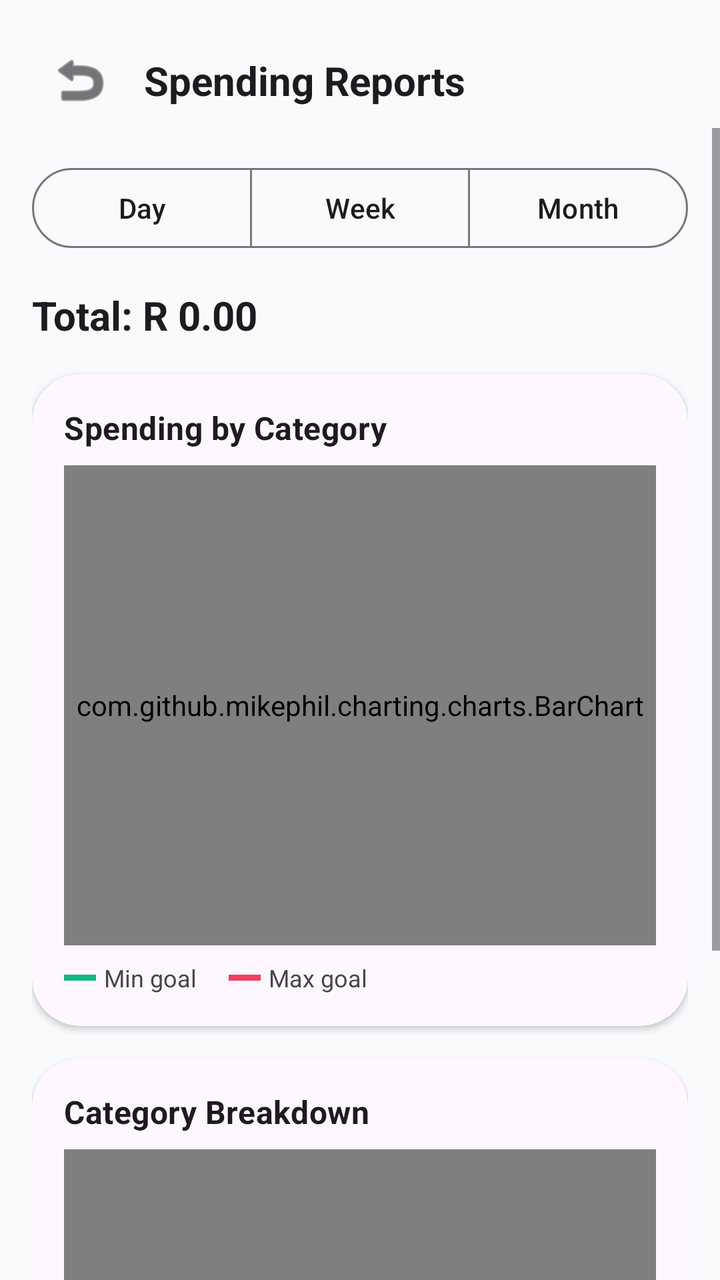
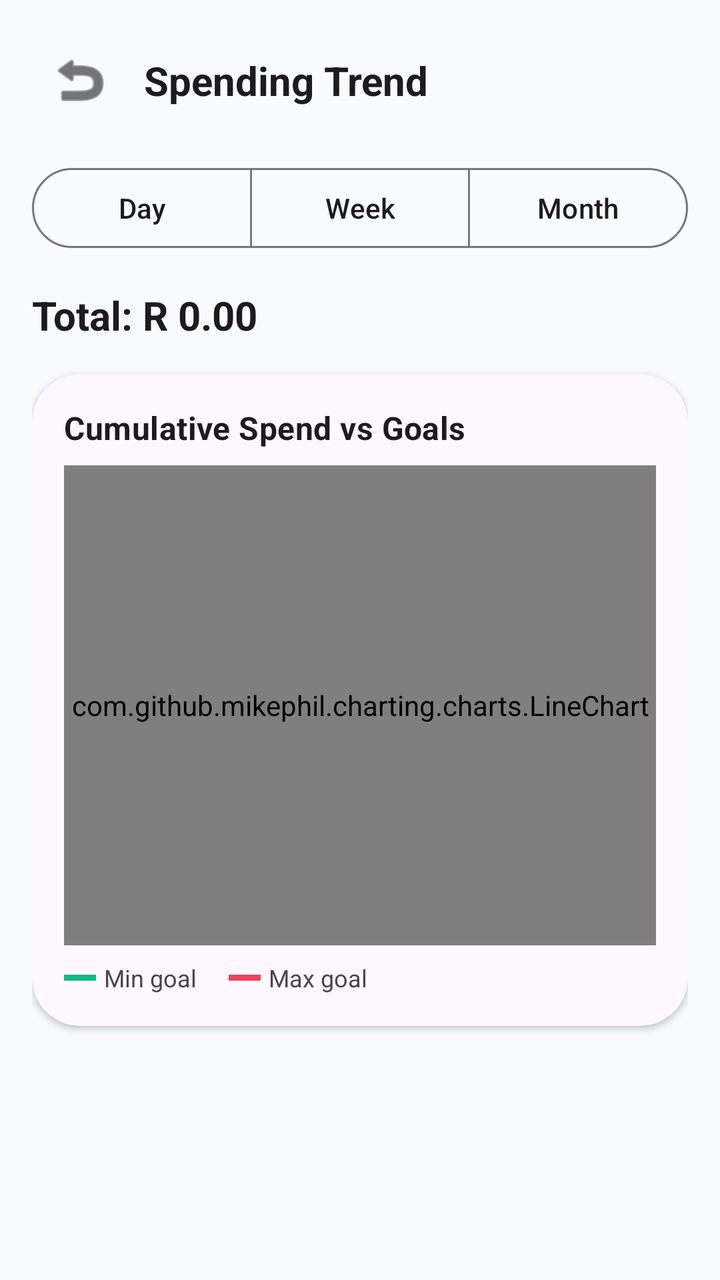

Screens rendered from an Android XML layout before and after an edit, with the pre-edit source and the edit as a unified diff.
<!-- AndroidManifest.xml: application theme Theme.VaultQuest -->
<!-- res/layout/activity_reports.xml -->
<?xml version="1.0" encoding="utf-8"?>
<androidx.constraintlayout.widget.ConstraintLayout xmlns:android="http://schemas.android.com/apk/res/android"
    xmlns:app="http://schemas.android.com/apk/res-auto"
    android:layout_width="match_parent"
    android:layout_height="match_parent"
    android:background="?android:attr/windowBackground">

    <ImageButton
        android:id="@+id/btnBack"
        style="@style/Vault.IconButton"
        android:layout_marginStart="@dimen/space_md"
        android:layout_marginTop="@dimen/space_md"
        android:contentDescription="Back"
        android:src="@android:drawable/ic_menu_revert"
        app:layout_constraintStart_toStartOf="parent"
        app:layout_constraintTop_toTopOf="parent"
        app:tint="?android:attr/textColorPrimary" />

    <TextView
        android:id="@+id/title"
        style="@style/Vault.Text.Title"
        android:layout_width="wrap_content"
        android:layout_height="wrap_content"
        android:layout_marginStart="@dimen/space_sm"
        android:text="Spending Reports"
        app:layout_constraintBottom_toBottomOf="@id/btnBack"
        app:layout_constraintStart_toEndOf="@id/btnBack"
        app:layout_constraintTop_toTopOf="@id/btnBack" />

    <ScrollView
        android:layout_width="match_parent"
        android:layout_height="0dp"
        android:fillViewport="true"
        app:layout_constraintTop_toBottomOf="@id/btnBack"
        app:layout_constraintBottom_toBottomOf="parent">

        <LinearLayout
            android:layout_width="match_parent"
            android:layout_height="wrap_content"
            android:orientation="vertical"
            android:padding="@dimen/space_md">

            
            <com.google.android.material.button.MaterialButtonToggleGroup
                android:id="@+id/periodToggle"
                android:layout_width="match_parent"
                android:layout_height="wrap_content"
                app:selectionRequired="true"
                app:singleSelection="true">

                <com.google.android.material.button.MaterialButton
                    android:id="@+id/btnDay"
                    style="?attr/materialButtonOutlinedStyle"
                    android:layout_width="0dp"
                    android:layout_height="@dimen/touch_target_min"
                    android:layout_weight="1"
                    android:text="Day" />

                <com.google.android.material.button.MaterialButton
                    android:id="@+id/btnWeek"
                    style="?attr/materialButtonOutlinedStyle"
                    android:layout_width="0dp"
                    android:layout_height="@dimen/touch_target_min"
                    android:layout_weight="1"
                    android:text="Week" />

                <com.google.android.material.button.MaterialButton
                    android:id="@+id/btnMonth"
                    style="?attr/materialButtonOutlinedStyle"
                    android:layout_width="0dp"
                    android:layout_height="@dimen/touch_target_min"
                    android:layout_weight="1"
                    android:text="Month" />
            </com.google.android.material.button.MaterialButtonToggleGroup>

            <TextView
                android:id="@+id/totalSpentText"
                style="@style/Vault.Text.Title"
                android:layout_width="wrap_content"
                android:layout_height="wrap_content"
                android:layout_marginTop="@dimen/space_md"
                android:text="Total: R 0.00" />

            
            <androidx.cardview.widget.CardView
                android:layout_width="match_parent"
                android:layout_height="wrap_content"
                android:layout_marginTop="@dimen/space_md"
                app:cardBackgroundColor="?attr/colorSurface"
                app:cardCornerRadius="@dimen/radius_lg"
                app:cardElevation="2dp">

                <LinearLayout
                    android:layout_width="match_parent"
                    android:layout_height="wrap_content"
                    android:orientation="vertical"
                    android:padding="@dimen/space_md">

                    <TextView
                        style="@style/Vault.Text.SectionHeader"
                        android:layout_width="wrap_content"
                        android:layout_height="wrap_content"
                        android:text="Spending by Category" />

                    <com.github.mikephil.charting.charts.BarChart
                        android:id="@+id/barChart"
                        android:layout_width="match_parent"
                        android:layout_height="@dimen/chart_height"
                        android:layout_marginTop="@dimen/space_sm" />

                    
                    <LinearLayout
                        android:layout_width="wrap_content"
                        android:layout_height="wrap_content"
                        android:layout_marginTop="@dimen/space_sm"
                        android:orientation="horizontal">

                        <View
                            android:layout_width="16dp"
                            android:layout_height="3dp"
                            android:layout_gravity="center_vertical"
                            android:background="@color/vault_green" />

                        <TextView
                            style="@style/Vault.Text.Caption"
                            android:layout_width="wrap_content"
                            android:layout_height="wrap_content"
                            android:layout_marginStart="@dimen/space_xs"
                            android:layout_marginEnd="@dimen/space_md"
                            android:text="Min goal" />

                        <View
                            android:layout_width="16dp"
                            android:layout_height="3dp"
                            android:layout_gravity="center_vertical"
                            android:background="@color/vault_red" />

                        <TextView
                            style="@style/Vault.Text.Caption"
                            android:layout_width="wrap_content"
                            android:layout_height="wrap_content"
                            android:layout_marginStart="@dimen/space_xs"
                            android:text="Max goal" />
                    </LinearLayout>
                </LinearLayout>
            </androidx.cardview.widget.CardView>

            
            <androidx.cardview.widget.CardView
                android:layout_width="match_parent"
                android:layout_height="wrap_content"
                android:layout_marginTop="@dimen/space_md"
                android:layout_marginBottom="@dimen/space_lg"
                app:cardBackgroundColor="?attr/colorSurface"
                app:cardCornerRadius="@dimen/radius_lg"
                app:cardElevation="2dp">

                <LinearLayout
                    android:layout_width="match_parent"
                    android:layout_height="wrap_content"
                    android:orientation="vertical"
                    android:padding="@dimen/space_md">

                    <TextView
                        style="@style/Vault.Text.SectionHeader"
                        android:layout_width="wrap_content"
                        android:layout_height="wrap_content"
                        android:text="Category Breakdown" />

                    <com.github.mikephil.charting.charts.PieChart
                        android:id="@+id/pieChart"
                        android:layout_width="match_parent"
                        android:layout_height="@dimen/chart_height"
                        android:layout_marginTop="@dimen/space_sm" />

                    <TextView
                        android:id="@+id/emptyStateText"
                        style="@style/Vault.Text.Body"
                        android:layout_width="match_parent"
                        android:layout_height="wrap_content"
                        android:gravity="center"
                        android:padding="@dimen/space_lg"
                        android:text="No spending recorded for this period."
                        android:visibility="gone" />
                </LinearLayout>
            </androidx.cardview.widget.CardView>

        </LinearLayout>
    </ScrollView>

</androidx.constraintlayout.widget.ConstraintLayout>
<!-- resources referenced by this layout -->
<resources>
  <color name="vault_green">#10B981</color>
  <color name="vault_red">#F43F5E</color>
  <dimen name="chart_height">240dp</dimen>
  <dimen name="radius_lg">24dp</dimen>
  <dimen name="space_lg">24dp</dimen>
  <dimen name="space_md">16dp</dimen>
  <dimen name="space_sm">8dp</dimen>
  <dimen name="space_xs">4dp</dimen>
  <dimen name="touch_target_min">48dp</dimen>
  <style name="Vault.IconButton">
          <item name="android:layout_width">@dimen/touch_target_min</item>
          <item name="android:layout_height">@dimen/touch_target_min</item>
          <item name="android:background">?attr/selectableItemBackgroundBorderless</item>
          <item name="android:scaleType">centerInside</item>
          <item name="android:padding">@dimen/space_sm</item>
      </style>
  <style name="Vault.Text.Body">
          <item name="android:textSize">@dimen/text_body</item>
          <item name="android:textColor">?android:attr/textColorSecondary</item>
      </style>
  <style name="Vault.Text.Caption">
          <item name="android:textSize">@dimen/text_caption</item>
          <item name="android:textColor">?android:attr/textColorSecondary</item>
      </style>
  <style name="Vault.Text.SectionHeader">
          <item name="android:textSize">@dimen/text_subtitle</item>
          <item name="android:textStyle">bold</item>
          <item name="android:letterSpacing">0.01</item>
      </style>
  <style name="Vault.Text.Title">
          <item name="android:textSize">@dimen/text_title</item>
          <item name="android:textStyle">bold</item>
      </style>
  <style name="Theme.VaultQuest" parent="Base.Theme.VaultQuest" />
  <dimen name="text_body">14sp</dimen>
  <dimen name="text_caption">12sp</dimen>
  <dimen name="text_subtitle">16sp</dimen>
  <dimen name="text_title">20sp</dimen>
  <style name="Base.Theme.VaultQuest" parent="Theme.Material3.Light.NoActionBar">
          <item name="colorPrimary">@color/vault_blue</item>
          <item name="android:windowBackground">@color/vault_light_bg</item>
          <item name="android:statusBarColor">@color/vault_blue</item>
      </style>
  <color name="vault_blue">#6366F1</color>
  <color name="vault_light_bg">#F8FAFC</color>
</resources>

<!-- the commit's change to res/layout/activity_reports.xml (unified diff, before → after) -->
@@ -22,7 +22,7 @@
         android:layout_width="wrap_content"
         android:layout_height="wrap_content"
         android:layout_marginStart="@dimen/space_sm"
-        android:text="Spending Reports"
+        android:text="Spending Trend"
         app:layout_constraintBottom_toBottomOf="@id/btnBack"
         app:layout_constraintStart_toEndOf="@id/btnBack"
         app:layout_constraintTop_toTopOf="@id/btnBack" />
@@ -40,7 +40,6 @@
             android:orientation="vertical"
             android:padding="@dimen/space_md">
 
-            
             <com.google.android.material.button.MaterialButtonToggleGroup
                 android:id="@+id/periodToggle"
                 android:layout_width="match_parent"
@@ -81,11 +80,11 @@
                 android:layout_marginTop="@dimen/space_md"
                 android:text="Total: R 0.00" />
 
-            
             <androidx.cardview.widget.CardView
                 android:layout_width="match_parent"
                 android:layout_height="wrap_content"
                 android:layout_marginTop="@dimen/space_md"
+                android:layout_marginBottom="@dimen/space_lg"
                 app:cardBackgroundColor="?attr/colorSurface"
                 app:cardCornerRadius="@dimen/radius_lg"
                 app:cardElevation="2dp">
@@ -100,15 +99,14 @@
                         style="@style/Vault.Text.SectionHeader"
                         android:layout_width="wrap_content"
                         android:layout_height="wrap_content"
-                        android:text="Spending by Category" />
+                        android:text="Cumulative Spend vs Goals" />
 
-                    <com.github.mikephil.charting.charts.BarChart
-                        android:id="@+id/barChart"
+                    <com.github.mikephil.charting.charts.LineChart
+                        android:id="@+id/lineChart"
                         android:layout_width="match_parent"
                         android:layout_height="@dimen/chart_height"
                         android:layout_marginTop="@dimen/space_sm" />
 
-                    
                     <LinearLayout
                         android:layout_width="wrap_content"
                         android:layout_height="wrap_content"
@@ -142,36 +140,6 @@
                             android:layout_marginStart="@dimen/space_xs"
                             android:text="Max goal" />
                     </LinearLayout>
-                </LinearLayout>
-            </androidx.cardview.widget.CardView>
-
-            
-            <androidx.cardview.widget.CardView
-                android:layout_width="match_parent"
-                android:layout_height="wrap_content"
-                android:layout_marginTop="@dimen/space_md"
-                android:layout_marginBottom="@dimen/space_lg"
-                app:cardBackgroundColor="?attr/colorSurface"
-                app:cardCornerRadius="@dimen/radius_lg"
-                app:cardElevation="2dp">
-
-                <LinearLayout
-                    android:layout_width="match_parent"
-                    android:layout_height="wrap_content"
-                    android:orientation="vertical"
-                    android:padding="@dimen/space_md">
-
-                    <TextView
-                        style="@style/Vault.Text.SectionHeader"
-                        android:layout_width="wrap_content"
-                        android:layout_height="wrap_content"
-                        android:text="Category Breakdown" />
-
-                    <com.github.mikephil.charting.charts.PieChart
-                        android:id="@+id/pieChart"
-                        android:layout_width="match_parent"
-                        android:layout_height="@dimen/chart_height"
-                        android:layout_marginTop="@dimen/space_sm" />
 
                     <TextView
                         android:id="@+id/emptyStateText"
